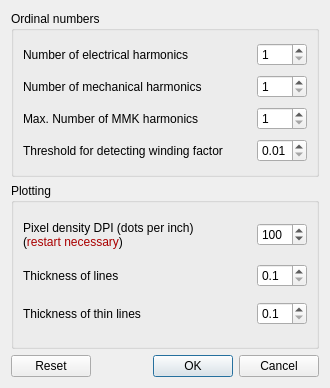
Above: swat_em/ui/Settings.ui from mjfwest/swat-em before the change. Below: the same form after it.
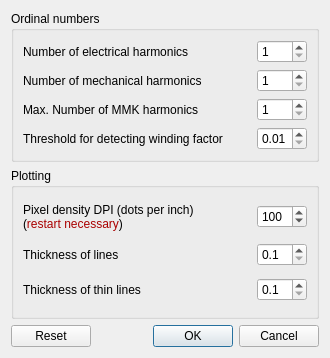
That is the form after the change. Icons and pictures are not drawn.

The edit to the form file:
```diff
--- a/swat_em/ui/Settings.ui
+++ b/swat_em/ui/Settings.ui
@@ -7,7 +7,7 @@
     <x>0</x>
     <y>0</y>
     <width>330</width>
-    <height>388</height>
+    <height>358</height>
    </rect>
   </property>
   <property name="windowTitle">
```
